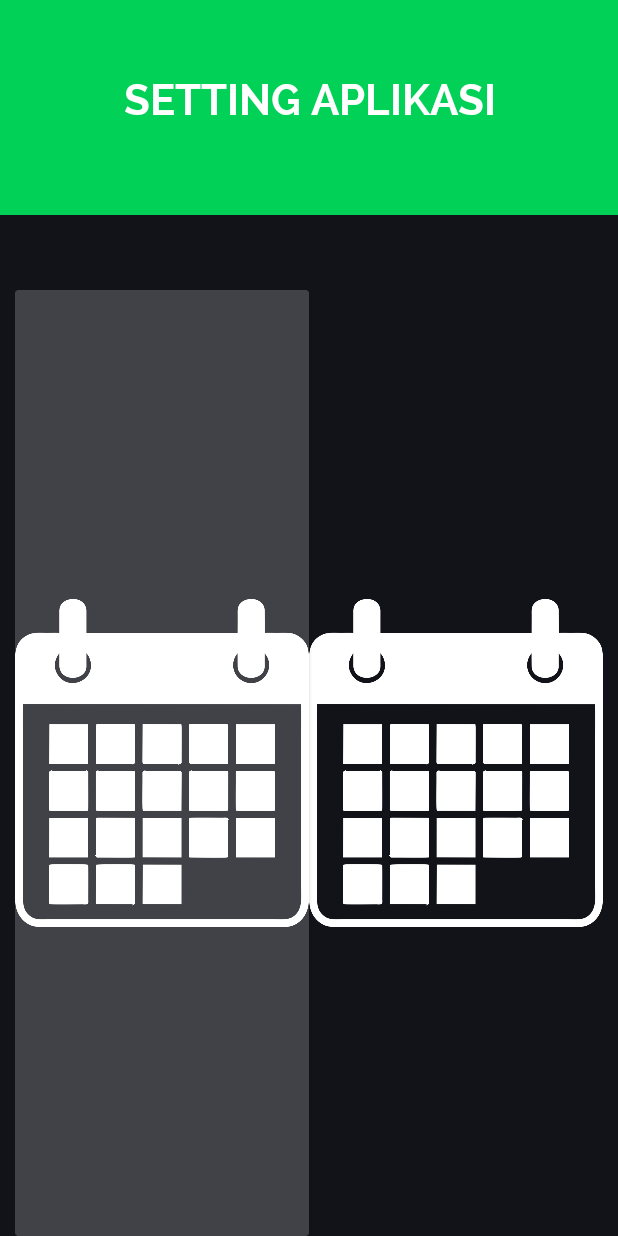
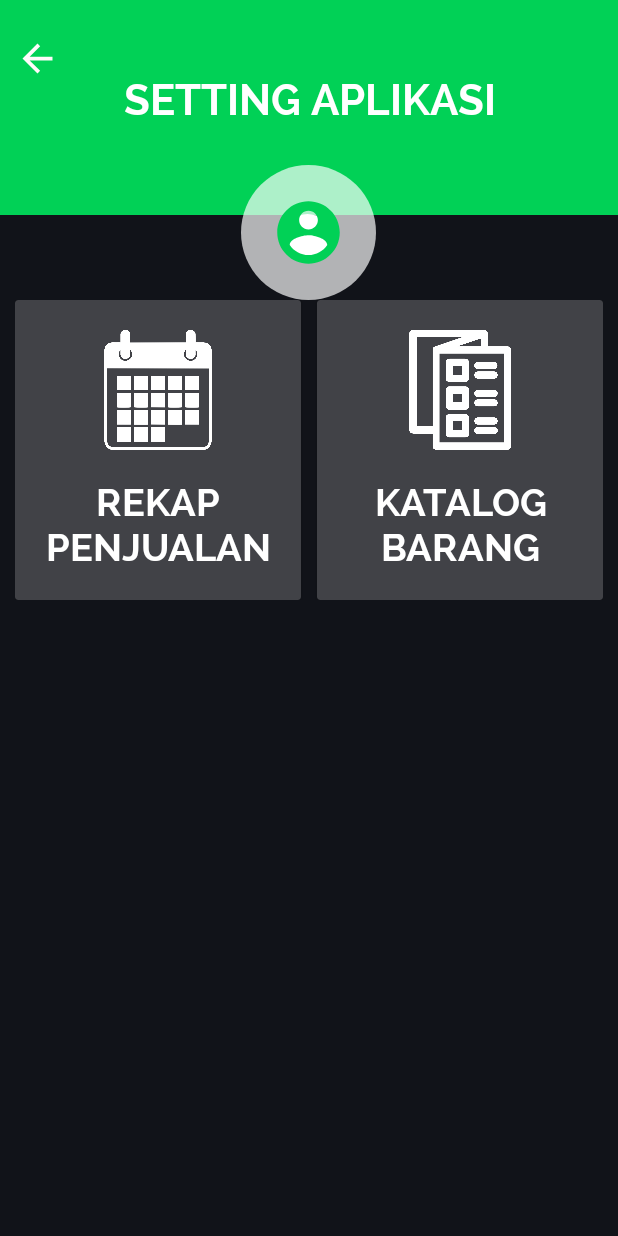
Before and after one commit to neorock07/POS_App, an Android app: the settingAplikasi screen opened directly, with no data from a screen before it, on a phone screen of 412 x 824 dp. Run offline under Robolectric (Android 15) with nearby library versions, the light colour scheme and no system bars.

Commit message:
setting aplikasi

```diff
--- /dev/null
+++ b/app/src/main/res/drawable/account.xml
@@ -0,0 +1,11 @@
+<?xml version="1.0" encoding="utf-8"?>
+<shape xmlns:android="http://schemas.android.com/apk/res/android">
+<solid
+    android:color="@color/white">
+
+</solid>
+    <corners android:radius="70dp">
+    </corners><size android:height="120dp"
+    android:width="120dp"></size>
+
+</shape>
--- /dev/null
+++ b/app/src/main/res/drawable/account2.xml
@@ -0,0 +1,11 @@
+<?xml version="1.0" encoding="utf-8"?>
+<shape xmlns:android="http://schemas.android.com/apk/res/android">
+    <solid
+        android:color="@color/putih">
+
+    </solid>
+    <corners android:radius="70dp">
+    </corners><size android:height="120dp"
+    android:width="120dp"></size>
+
+</shape>
--- /dev/null
+++ b/app/src/main/res/drawable/ic_baseline_account_circle_24.xml
@@ -0,0 +1,5 @@
+<vector android:height="24dp" android:tint="#01D156"
+    android:viewportHeight="24" android:viewportWidth="24"
+    android:width="24dp" xmlns:android="http://schemas.android.com/apk/res/android">
+    <path android:fillColor="@android:color/white" android:pathData="M12,2C6.48,2 2,6.48 2,12s4.48,10 10,10 10,-4.48 10,-10S17.52,2 12,2zM12,5c1.66,0 3,1.34 3,3s-1.34,3 -3,3 -3,-1.34 -3,-3 1.34,-3 3,-3zM12,19.2c-2.5,0 -4.71,-1.28 -6,-3.22 0.03,-1.99 4,-3.08 6,-3.08 1.99,0 5.97,1.09 6,3.08 -1.29,1.94 -3.5,3.22 -6,3.22z"/>
+</vector>
--- a/app/src/main/res/layout/activity_setting_aplikasi.xml
+++ b/app/src/main/res/layout/activity_setting_aplikasi.xml
@@ -1,17 +1,18 @@
 <?xml version="1.0" encoding="utf-8"?>
-<LinearLayout xmlns:android="http://schemas.android.com/apk/res/android"
+<androidx.constraintlayout.widget.ConstraintLayout xmlns:android="http://schemas.android.com/apk/res/android"
     xmlns:app="http://schemas.android.com/apk/res-auto"
     xmlns:tools="http://schemas.android.com/tools"
     android:layout_width="match_parent"
     android:layout_height="match_parent"
     tools:context=".Activity.settingAplikasi"
-    android:orientation="vertical"
     android:background="@color/hitam"
     >
+
     <TextView
         android:layout_width="match_parent"
         android:layout_height="wrap_content"
         android:text="SETTING APLIKASI"
+        android:id="@+id/text1"
         android:textColor="@color/white"
         android:textSize="28sp"
         android:textAlignment="center"
@@ -19,37 +20,106 @@
         android:paddingBottom="60dp"
         android:background="@color/green"
         android:fontFamily="@font/ralewaybold"
+        app:layout_constraintTop_toTopOf="parent"
+        app:layout_constraintStart_toStartOf="parent"
+        app:layout_constraintEnd_toEndOf="parent"
         />
+    <ImageView
+        android:layout_width="30dp"
+        android:layout_height="30dp"
+        android:src="@drawable/back"
+        app:layout_constraintTop_toTopOf="parent"
+        app:layout_constraintBottom_toBottomOf="parent"
+        app:layout_constraintVertical_bias="0.03"
+        android:layout_marginStart="10dp"
+        app:layout_constraintStart_toStartOf="parent"
+        />
+
+    <ImageView
+        android:layout_width="30dp"
+        android:layout_height="30dp"
+        android:src="@drawable/account"
+        app:layout_constraintBottom_toBottomOf="parent"
+        app:layout_constraintEnd_toEndOf="parent"
+        app:layout_constraintHorizontal_bias="0.498"
+        app:layout_constraintStart_toStartOf="parent"
+        app:layout_constraintTop_toTopOf="parent"
+        app:layout_constraintVertical_bias="0.18"
+        />
+    <ImageView
+        android:id="@+id/account"
+        android:layout_width="90dp"
+        android:layout_height="90dp"
+        android:background="@drawable/account2"
+        android:padding="20dp"
+        android:src="@drawable/ic_baseline_account_circle_24"
+        app:layout_constraintBottom_toBottomOf="parent"
+        app:layout_constraintEnd_toEndOf="parent"
+        app:layout_constraintHorizontal_bias="0.498"
+        app:layout_constraintStart_toStartOf="parent"
+        app:layout_constraintTop_toTopOf="parent"
+        app:layout_constraintVertical_bias="0.15" />
+
+
+    <LinearLayout
+        android:id="@+id/linear1"
+        android:layout_width="match_parent"
+        android:layout_height="wrap_content"
+        android:orientation="horizontal"
+        android:paddingLeft="10dp"
+        android:paddingRight="10dp"
+        app:layout_constraintBottom_toBottomOf="parent"
+        app:layout_constraintEnd_toEndOf="parent"
+        app:layout_constraintStart_toStartOf="parent"
+        app:layout_constraintTop_toBottomOf="@id/account"
+        app:layout_constraintVertical_bias="0.0">
+
+        <androidx.cardview.widget.CardView
+            android:layout_width="0dp"
+            android:layout_height="200dp"
+            android:layout_marginRight="5dp"
+            android:layout_weight="1"
+            android:gravity="center"
+            android:padding="25dp"
+            app:cardBackgroundColor="@color/abu">
+
+            <androidx.constraintlayout.widget.ConstraintLayout
+                android:layout_width="match_parent"
+                android:layout_height="match_parent">
+
                 <LinearLayout
                     android:layout_width="match_parent"
                     android:layout_height="wrap_content"
-       android:orientation="horizontal"
-       android:layout_marginTop="50dp"
-       android:paddingRight="10dp"
-       android:paddingLeft="10dp">
-       <androidx.cardview.widget.CardView
-           android:layout_width="0dp"
-           android:padding="25dp"
+                    android:orientation="vertical"
+                    app:layout_constraintBottom_toBottomOf="parent"
+                    app:layout_constraintEnd_toEndOf="parent"
+                    app:layout_constraintStart_toStartOf="parent"
+                    app:layout_constraintTop_toTopOf="parent">
+
+                    <ImageView
+                        android:layout_width="match_parent"
+                        android:layout_height="80dp"
+                        android:gravity="center"
+                        android:src="@drawable/kalendar" />
+
+                    <TextView
+                        android:layout_width="match_parent"
                         android:layout_height="wrap_content"
-           android:layout_weight="1"
-           android:gravity="center"
-           app:cardBackgroundColor="@color/abu">
-           <androidx.constraintlayout.widget.ConstraintLayout
+                        android:layout_marginTop="20dp"
+                        android:fontFamily="@font/ralewaybold"
+                        android:text="REKAP"
+                        android:textAlignment="center"
+                        android:textColor="@color/white"
+                        android:textSize="25sp" />
+
+                    <TextView
                         android:layout_width="match_parent"
-               android:layout_height="match_parent">
-               <LinearLayout
-                   android:layout_width="wrap_content"
                         android:layout_height="wrap_content"
-                   android:orientation="vertical"
-                   app:layout_constraintTop_toTopOf="parent"
-                   app:layout_constraintBottom_toBottomOf="parent"
-                   app:layout_constraintStart_toStartOf="parent"
-                   app:layout_constraintEnd_toEndOf="parent">
-                   <ImageView
-                       android:layout_width="wrap_content"
-                       android:layout_height="wrap_content"
-                       android:gravity="center"
-                       android:src="@drawable/kalendar"/>
+                        android:fontFamily="@font/ralewaybold"
+                        android:text="PENJUALAN"
+                        android:textAlignment="center"
+                        android:textColor="@color/white"
+                        android:textSize="25sp" />
                 </LinearLayout>
 
             </androidx.constraintlayout.widget.ConstraintLayout>
@@ -57,14 +127,61 @@
 
         </androidx.cardview.widget.CardView>
 
-       <ImageView
+        <androidx.cardview.widget.CardView
             android:layout_width="0dp"
-           android:layout_height="match_parent"
+            android:layout_height="200dp"
+            android:layout_marginLeft="5dp"
             android:layout_weight="1"
             android:gravity="center"
-           android:src="@drawable/kalendar"/>
+            android:padding="25dp"
+            app:cardBackgroundColor="@color/abu">
+
+            <androidx.constraintlayout.widget.ConstraintLayout
+                android:layout_width="match_parent"
+                android:layout_height="match_parent">
+
+                <LinearLayout
+                    android:layout_width="wrap_content"
+                    android:layout_height="wrap_content"
+                    android:orientation="vertical"
+                    app:layout_constraintBottom_toBottomOf="parent"
+                    app:layout_constraintEnd_toEndOf="parent"
+                    app:layout_constraintStart_toStartOf="parent"
+                    app:layout_constraintTop_toTopOf="parent">
+
+                    <ImageView
+                        android:layout_width="match_parent"
+                        android:layout_height="80dp"
+                        android:gravity="center"
+                        android:src="@drawable/catalog" />
+
+                    <TextView
+                        android:layout_width="match_parent"
+                        android:layout_height="wrap_content"
+                        android:layout_marginTop="20dp"
+                        android:fontFamily="@font/ralewaybold"
+                        android:text="KATALOG"
+                        android:textAlignment="center"
+                        android:textColor="@color/white"
+                        android:textSize="25sp" />
+
+                    <TextView
+                        android:layout_width="match_parent"
+                        android:layout_height="wrap_content"
+                        android:fontFamily="@font/ralewaybold"
+                        android:text="BARANG"
+                        android:textAlignment="center"
+                        android:textColor="@color/white"
+                        android:textSize="25sp" />
+                </LinearLayout>
+
+            </androidx.constraintlayout.widget.ConstraintLayout>
+
+
+        </androidx.cardview.widget.CardView>
+
 
     </LinearLayout>
 
 
-</LinearLayout>
+</androidx.constraintlayout.widget.ConstraintLayout>
--- a/app/src/main/res/values/colors.xml
+++ b/app/src/main/res/values/colors.xml
@@ -13,4 +13,5 @@
     <color name="hitam">#111319</color>
     <color name="abu">#414247</color>
     <color name="ab32131231u">#312</color>
+    <color name="putih">#ADFFFFFF</color>
 </resources>
```
Lines whose indentation alone changed are shown as unchanged.
